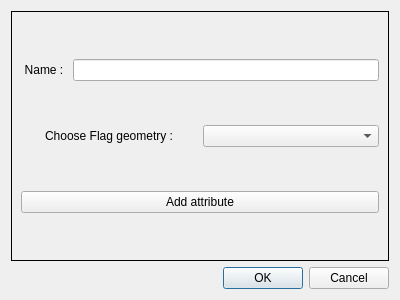
This is ui/dialogDynFlag.ui in VCityTeam/3DUSE as Qt 5 draws it before an edit. The edited form follows.
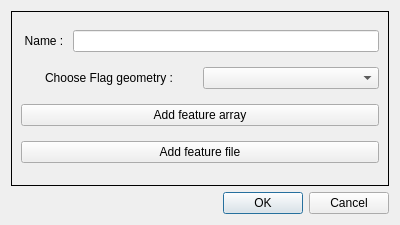
This is the edited form.

Commit message: dynflag fix for datasources array and file

The edit to the form file:
```diff
--- a/ui/dialogDynFlag.ui
+++ b/ui/dialogDynFlag.ui
@@ -7,7 +7,7 @@
     <x>0</x>
     <y>0</y>
     <width>400</width>
-    <height>300</height>
+    <height>225</height>
    </rect>
   </property>
   <property name="windowTitle">
@@ -60,11 +60,30 @@
       <item>
        <layout class="QHBoxLayout" name="horizontalLayout_2">
         <item>
+         <layout class="QVBoxLayout" name="verticalLayout_3">
+          <item>
          <widget class="QPushButton" name="pushButton">
           <property name="text">
-           <string>Add attribute</string>
-          </property>
-         </widget>
+             <string>Add feature array</string>
+            </property>
+           </widget>
+          </item>
+         </layout>
+        </item>
+       </layout>
+      </item>
+      <item>
+       <layout class="QHBoxLayout" name="horizontalLayout_4">
+        <item>
+         <layout class="QVBoxLayout" name="verticalLayout_4">
+          <item>
+           <widget class="QPushButton" name="pushButton_2">
+            <property name="text">
+             <string>Add feature file</string>
+            </property>
+           </widget>
+          </item>
+         </layout>
         </item>
        </layout>
       </item>
```
Lines whose indentation alone changed are shown as unchanged. The commit also changes 8 other files.
